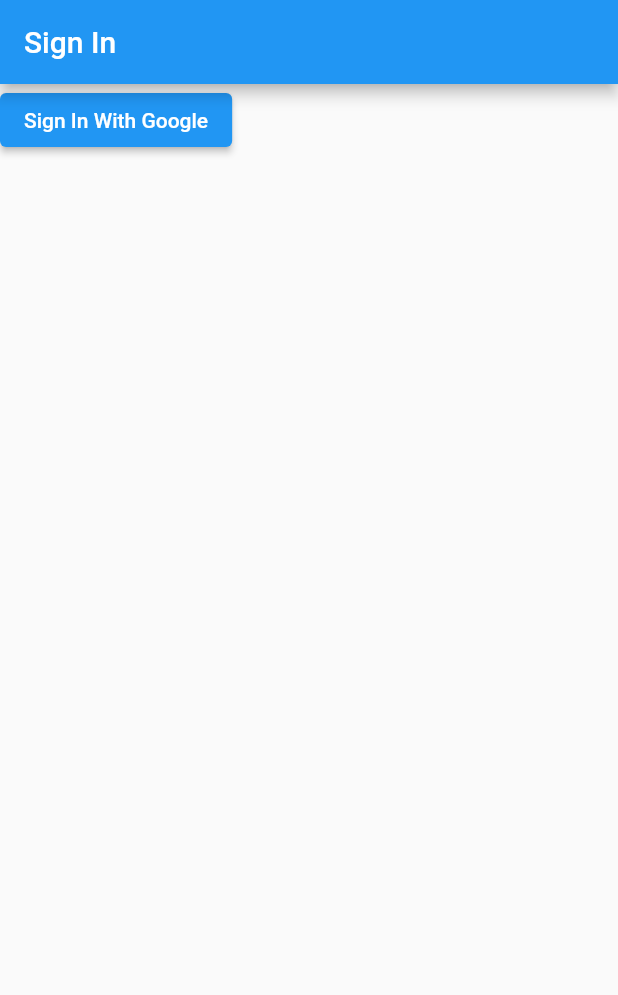
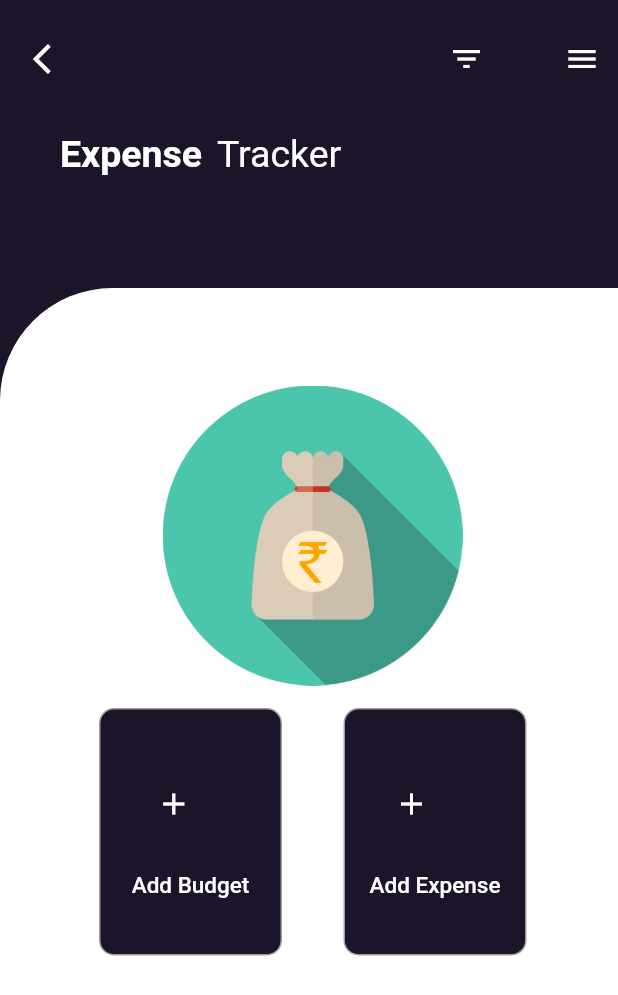
Before and after one commit to jayantkatia/expense-tracker, a Flutter app: the screen it shows after launch, on a phone screen of 412 x 824 dp. Shown: the top 995 px of the screen. Run offline on Flutter 3.47's test engine with Material 2 defaults, Android fonts, the phone set to English and light mode, and no system bars; our stand-ins replace firebase_auth, firebase_core, google_sign_in; accounts and stored records are empty; Roboto replaces fonts that are missing (Montserrat).

Commit message:
Home page of add expense/budget added

```diff
--- /dev/null
+++ b/lib/homeaddbudgetexpense.dart
@@ -0,0 +1,187 @@
+import 'package:flutter/material.dart';
+
+class HomeAddBudgetExpense extends StatefulWidget {
+  HomeAddBudgetExpense();
+
+  @override
+  _HomeAddBudgetExpenseState createState() => _HomeAddBudgetExpenseState();
+}
+
+class _HomeAddBudgetExpenseState extends State<HomeAddBudgetExpense> {
+  @override
+  Widget build(BuildContext context) {
+    return Scaffold(
+      backgroundColor: Color(0xFF1C1428),
+      body: ListView(
+        children: <Widget>[
+          Padding(
+            padding: EdgeInsets.only(top: 15.0, left: 10.0),
+            child: Row(
+              mainAxisAlignment: MainAxisAlignment.spaceBetween,
+              children: <Widget>[
+                IconButton(
+                  icon: Icon(Icons.arrow_back_ios),
+                  color: Colors.white,
+                  onPressed: () {},
+                ),
+                Container(
+                    width: 125.0,
+                    child: Row(
+                      mainAxisAlignment: MainAxisAlignment.spaceBetween,
+                      children: <Widget>[
+                        IconButton(
+                          icon: Icon(Icons.filter_list),
+                          color: Colors.white,
+                          onPressed: () {},
+                        ),
+                        IconButton(
+                          icon: Icon(Icons.menu),
+                          color: Colors.white,
+                          onPressed: () {},
+                        )
+                      ],
+                    ))
+              ],
+            ),
+          ),
+          SizedBox(height: 25.0),
+          Padding(
+            padding: EdgeInsets.only(left: 40.0),
+            child: Row(
+              children: <Widget>[
+                Text('Expense',
+                    style: TextStyle(
+                        fontFamily: 'Montserrat',
+                        color: Colors.white,
+                        fontWeight: FontWeight.bold,
+                        fontSize: 25.0)),
+                SizedBox(width: 10.0),
+                Text('Tracker',
+                    style: TextStyle(
+                        fontFamily: 'Montserrat',
+                        color: Colors.white,
+                        fontSize: 25.0))
+              ],
+            ),
+          ),
+
+          SizedBox(height: 75.0), // this is height of appbar blue section...
+          Container(
+            height: MediaQuery.of(context).size.height - 185.0,
+            decoration: BoxDecoration(
+              color: Colors.white,
+              borderRadius: BorderRadius.only(
+                  topLeft: Radius.circular(
+                      75.0)), // this is the value of curve line...
+            ),
+            child: ListView(
+              primary: false,
+              padding: EdgeInsets.only(
+                  left: 25.0,
+                  right: 20.0), // pading for whole section inside white..
+              children: <Widget>[
+                Padding(
+                    padding: EdgeInsets.only(top: 50.0), // pading from top ....
+                    child: Container(
+                        height: MediaQuery.of(context).size.height - 300.0,
+                        child: ListView(children: [
+                          Row(
+                            mainAxisAlignment: MainAxisAlignment.spaceEvenly,
+                            children: [
+                              Expanded(
+                                  child: GestureDetector(
+                                child: Padding(
+                                  padding: EdgeInsets.all(15),
+                                  child: Image(
+                                    image:
+                                        AssetImage('assets/images/dummy.png'),
+                                    height: 200,
+                                    width: 300,
+                                  ),
+                                ),
+                              )),
+                            ],
+                          ),
+                          Row(
+                              mainAxisAlignment: MainAxisAlignment.spaceEvenly,
+                              children: [
+                                Container(
+                                  height: 165.0,
+                                  width: 122.0,
+                                  decoration: BoxDecoration(
+                                    border: Border.all(
+                                        color: Colors.grey,
+                                        style: BorderStyle.solid,
+                                        width: 1.0),
+                                    borderRadius: BorderRadius.circular(10.0),
+                                    color: Color(0xFF1C1428),
+                                  ),
+                                  child: Center(
+                                      child: ListView(children: [
+                                    FlatButton(
+                                      onPressed: () => {},
+                                      child: Stack(
+                                        alignment: Alignment.centerLeft,
+                                        children: <Widget>[
+                                          Padding(
+                                            padding: const EdgeInsets.all(16.0),
+                                            child: Icon(
+                                              Icons.add,
+                                              color: Colors.white,
+                                            ),
+                                          ),
+                                          Text('\n\n\n\n\n\nAdd Budget',
+                                              style: TextStyle(
+                                                  fontFamily: 'Montserrat',
+                                                  color: Colors.white,
+                                                  fontSize: 15.0)),
+                                        ],
+                                      ),
+                                    ),
+                                  ])),
+                                ),
+                                Container(
+                                  height: 165.0,
+                                  width: 122.0,
+                                  decoration: BoxDecoration(
+                                    border: Border.all(
+                                        color: Colors.grey,
+                                        style: BorderStyle.solid,
+                                        width: 1.0),
+                                    borderRadius: BorderRadius.circular(10.0),
+                                    color: Color(0xFF1C1428),
+                                  ),
+                                  child: Center(
+                                      child: ListView(children: [
+                                    FlatButton(
+                                      onPressed: () => {},
+                                      child: Stack(
+                                        alignment: Alignment.centerLeft,
+                                        children: <Widget>[
+                                          Padding(
+                                            padding: const EdgeInsets.all(16.0),
+                                            child: Icon(
+                                              Icons.add,
+                                              color: Colors.white,
+                                            ),
+                                          ),
+                                          Text('\n\n\n\n\n\nAdd Expense',
+                                              style: TextStyle(
+                                                  fontFamily: 'Montserrat',
+                                                  color: Colors.white,
+                                                  fontSize: 15.0)),
+                                        ],
+                                      ),
+                                    ),
+                                  ])),
+                                ),
+                              ])
+                        ]))),
+              ],
+            ),
+          )
+        ],
+      ),
+    );
+  }
+}
--- a/lib/main.dart
+++ b/lib/main.dart
@@ -1,4 +1,5 @@
 import 'package:expense_tracker/app/landing_page.dart';
+import 'package:expense_tracker/homeaddbudgetexpense.dart';
 import 'package:expense_tracker/services/auth.dart';
 import 'package:firebase_core/firebase_core.dart';
 import 'package:flutter/material.dart';
@@ -20,7 +21,7 @@ class MyApp extends StatelessWidget {
         theme: ThemeData(
           primarySwatch: Colors.blue,
         ),
-        home: LandingPage(),
+        home: HomeAddBudgetExpense(),
       ),
     );
   }
```
Also changed, not shown: pubspec.yaml (+3 -6 lines), assets/images/dummy.png (added), pubspec.lock.
